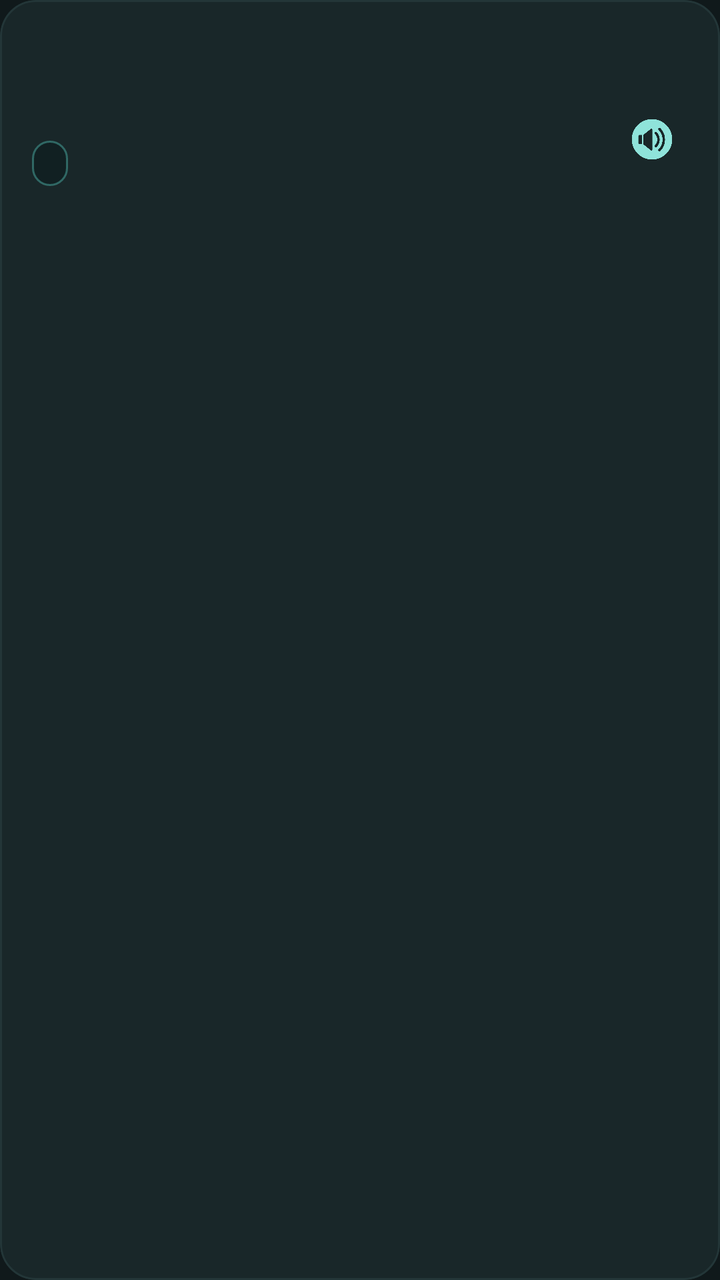
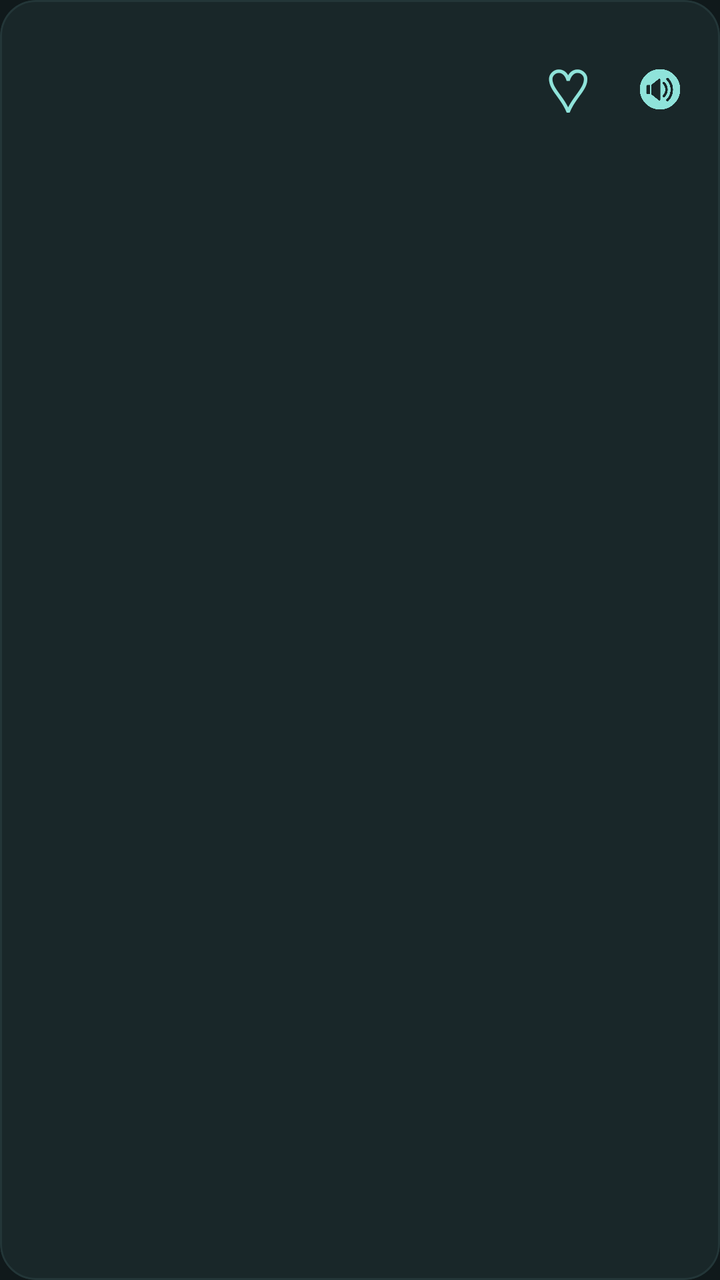

Compare the two renders of this Android layout. The source of the first and the diff that turns it into the second are given below.
<!-- AndroidManifest.xml: application theme Theme.IlokanoTranslator -->
<!-- res/layout/item_list_card.xml -->
<?xml version="1.0" encoding="utf-8"?>
<com.google.android.material.card.MaterialCardView
    xmlns:android="http://schemas.android.com/apk/res/android"
    xmlns:app="http://schemas.android.com/apk/res-auto"
    android:layout_width="match_parent"
    android:layout_height="wrap_content"
    android:layout_marginBottom="12dp"
    app:cardBackgroundColor="@color/card_background"
    app:cardCornerRadius="18dp"
    app:cardElevation="0dp"
    app:strokeColor="@color/primary_element"
    app:strokeWidth="1dp"
    app:rippleColor="@color/primary_element">

    <LinearLayout
        android:layout_width="match_parent"
        android:layout_height="wrap_content"
        android:orientation="horizontal"
        android:gravity="center_vertical"
        android:paddingStart="16dp"
        android:paddingEnd="12dp"
        android:paddingTop="16dp"
        android:paddingBottom="16dp">

        
        
        

        <LinearLayout
            android:layout_width="0dp"
            android:layout_height="wrap_content"
            android:layout_weight="1"
            android:orientation="vertical"
            android:gravity="center_vertical">

            

            <TextView
                android:id="@+id/textViewIlokano"
                android:layout_width="match_parent"
                android:layout_height="wrap_content"
                android:textColor="@color/accent_teal"
                android:textSize="20sp"
                android:textStyle="bold"
                android:maxLines="2"
                android:ellipsize="end" />

            

            <TextView
                android:id="@+id/textViewPartOfSpeech"
                android:layout_width="wrap_content"
                android:layout_height="wrap_content"
                android:layout_marginTop="6dp"
                android:textColor="@color/hint_text"
                android:textSize="12sp"
                android:textStyle="italic"
                android:visibility="visible" />

            

            <TextView
                android:id="@+id/textViewCategory"
                android:layout_width="wrap_content"
                android:layout_height="wrap_content"
                android:layout_marginTop="5dp"
                android:paddingStart="9dp"
                android:paddingEnd="9dp"
                android:paddingTop="4dp"
                android:paddingBottom="4dp"
                android:background="@drawable/dropdown_glass_background"
                android:textColor="@color/accent_teal"
                android:textSize="11sp"
                android:textStyle="bold" />

            

            <TextView
                android:id="@+id/textViewSelectedTranslation"
                android:layout_width="match_parent"
                android:layout_height="wrap_content"
                android:layout_marginTop="10dp"
                android:textColor="@color/text_light"
                android:textSize="15sp"
                android:lineSpacingExtra="3dp"
                android:maxLines="3"
                android:ellipsize="end" />

        </LinearLayout>

        
        
        
        

        <ImageButton
            android:id="@+id/buttonPlayAudio"
            android:layout_width="44dp"
            android:layout_height="44dp"
            android:layout_marginStart="12dp"
            android:padding="10dp"
            android:backgroundTint="@color/primary_element"
            android:background="?attr/selectableItemBackgroundBorderless"
            android:contentDescription="Play word pronunciation"
            android:src="@drawable/ic_sound"
            android:scaleType="centerInside"
            app:tint="@color/accent_teal" />

    </LinearLayout>

</com.google.android.material.card.MaterialCardView>
<!-- resources referenced by this layout -->
<resources>
  <color name="accent_teal">#8FE3DA</color>
  <color name="card_background">#192729</color>
  <color name="hint_text">#9CB5B7</color>
  <color name="primary_element">#233638</color>
  <color name="text_light">#E5F3F2</color>
  <!-- drawable dropdown_glass_background (drawable) -->
  <?xml version="1.0" encoding="utf-8"?>
  <shape xmlns:android="http://schemas.android.com/apk/res/android"
      android:shape="rectangle">
  
      <solid android:color="#F0122023" />
  
      <stroke
          android:width="1dp"
          android:color="#6657CFC3" />
  
      <corners android:radius="16dp" />
  
      <padding
          android:left="4dp"
          android:top="4dp"
          android:right="4dp"
          android:bottom="4dp" />
  
  </shape>
  <!-- drawable ic_sound: png bitmap (drawable, 96181 bytes) -->
  <style name="Theme.IlokanoTranslator" parent="Base.Theme.IlokanoTranslator" />
  <style name="Base.Theme.IlokanoTranslator" parent="Theme.Material3.DayNight.NoActionBar">
  
          
          <item name="colorPrimary">@color/primary_teal</item>
          <item name="colorOnPrimary">@color/text_dark</item>
  
          
          <item name="colorSecondary">@color/accent_teal</item>
          <item name="colorOnSecondary">@color/text_dark</item>
  
          
          <item name="colorTertiary">@color/accent_yellow</item>
          <item name="colorOnTertiary">@color/text_dark</item>
  
          
          <item name="colorSurface">@color/card_background</item>
          <item name="colorOnSurface">@color/text_light</item>
  
          
          <item name="android:colorBackground">@color/app_background</item>
          <item name="android:windowBackground">@color/app_background</item>
  
          
          <item name="android:statusBarColor">@color/app_background</item>
          <item name="android:windowLightStatusBar">false</item>
  
          
          <item name="android:navigationBarColor">@color/app_background</item>
          <item name="android:windowLightNavigationBar">false</item>
  
          
          <item name="colorControlActivated">@color/primary_teal</item>
          <item name="colorControlNormal">@color/light_gray</item>
          <item name="colorControlHighlight">#3357CFC3</item>
  
      </style>
  <color name="primary_teal">#57CFC3</color>
  <color name="text_dark">#122023</color>
  <color name="accent_yellow">#FFB74D</color>
  <color name="app_background">#10191B</color>
  <color name="light_gray">#B4C5C6</color>
</resources>

<!-- the commit's change to res/layout/item_list_card.xml (unified diff, before → after) -->
@@ -18,12 +18,10 @@
         android:orientation="horizontal"
         android:gravity="center_vertical"
         android:paddingStart="16dp"
-        android:paddingEnd="12dp"
+        android:paddingEnd="8dp"
         android:paddingTop="16dp"
         android:paddingBottom="16dp">
 
-        
-        
         
 
         <LinearLayout
@@ -32,8 +30,6 @@
             android:layout_weight="1"
             android:orientation="vertical"
             android:gravity="center_vertical">
-
-            
 
             <TextView
                 android:id="@+id/textViewIlokano"
@@ -45,8 +41,6 @@
                 android:maxLines="2"
                 android:ellipsize="end" />
 
-            
-
             <TextView
                 android:id="@+id/textViewPartOfSpeech"
                 android:layout_width="wrap_content"
@@ -55,9 +49,7 @@
                 android:textColor="@color/hint_text"
                 android:textSize="12sp"
                 android:textStyle="italic"
-                android:visibility="visible" />
-
-            
+                android:visibility="gone" />
 
             <TextView
                 android:id="@+id/textViewCategory"
@@ -71,9 +63,8 @@
                 android:background="@drawable/dropdown_glass_background"
                 android:textColor="@color/accent_teal"
                 android:textSize="11sp"
-                android:textStyle="bold" />
-
-            
+                android:textStyle="bold"
+                android:visibility="gone" />
 
             <TextView
                 android:id="@+id/textViewSelectedTranslation"
@@ -89,17 +80,30 @@
         </LinearLayout>
 
         
-        
-        
+
+        <TextView
+            android:id="@+id/buttonFavorite"
+            android:layout_width="44dp"
+            android:layout_height="44dp"
+            android:layout_marginStart="4dp"
+            android:gravity="center"
+            android:background="?attr/selectableItemBackgroundBorderless"
+            android:clickable="true"
+            android:focusable="true"
+            android:text="♡"
+            android:textColor="@color/accent_teal"
+            android:textSize="30sp"
+            android:contentDescription="Add to Favorites"
+            android:importantForAccessibility="yes" />
+
         
 
         <ImageButton
             android:id="@+id/buttonPlayAudio"
             android:layout_width="44dp"
             android:layout_height="44dp"
-            android:layout_marginStart="12dp"
+            android:layout_marginStart="2dp"
             android:padding="10dp"
-            android:backgroundTint="@color/primary_element"
             android:background="?attr/selectableItemBackgroundBorderless"
             android:contentDescription="Play word pronunciation"
             android:src="@drawable/ic_sound"
